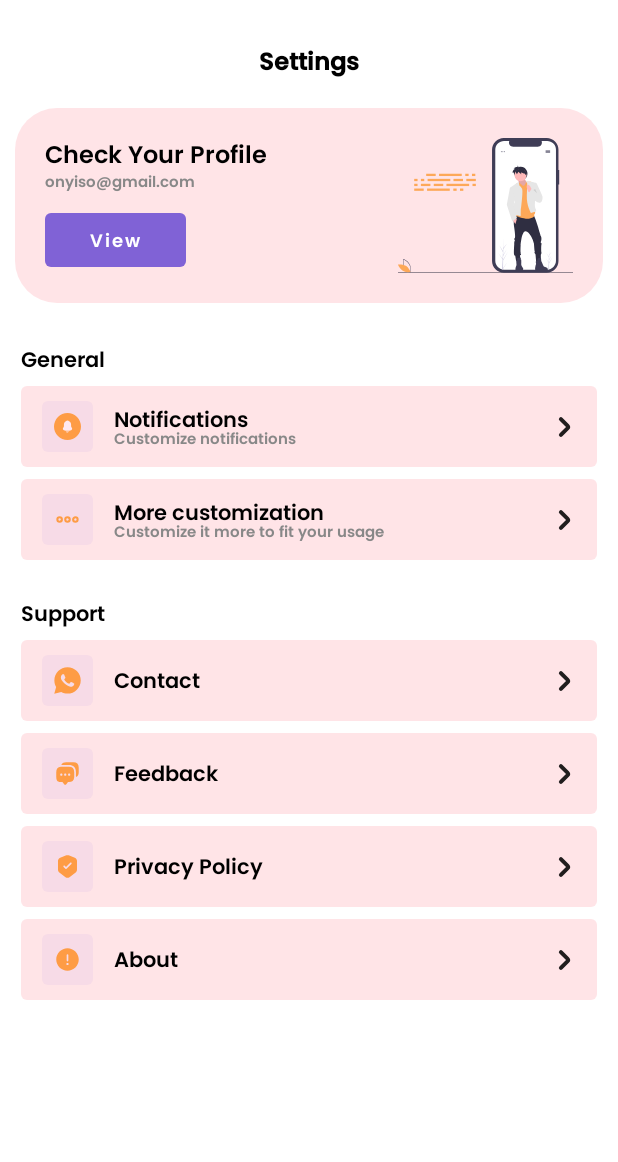
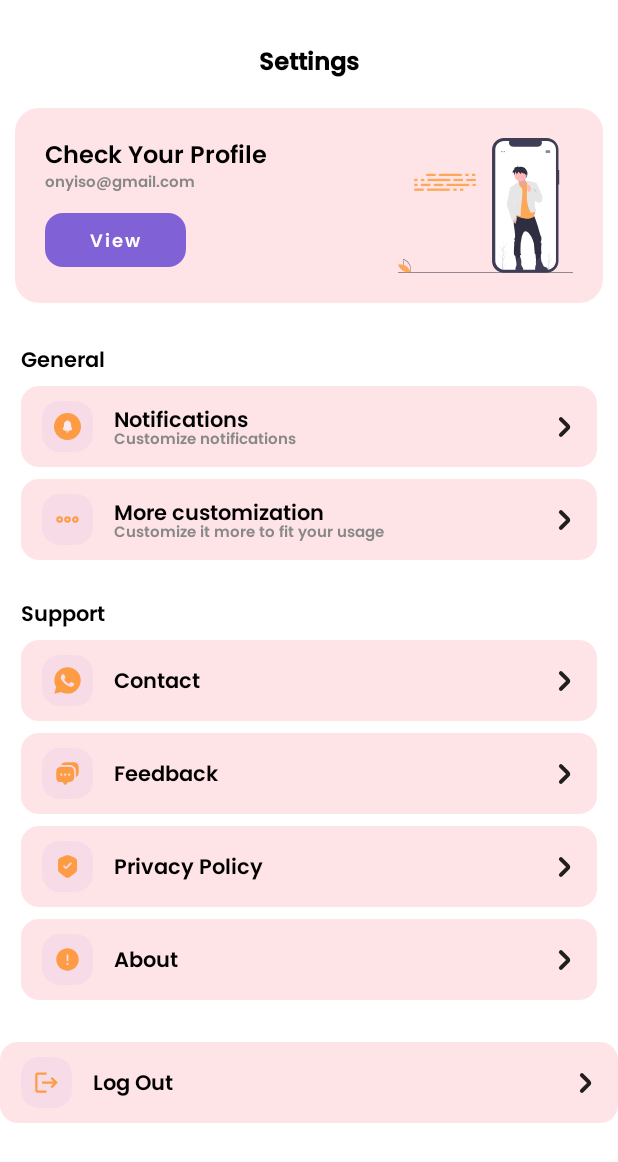
Before and after one commit to samAricha/Tek_Event_Android_Client, an Android app built with Jetpack Compose: the composable SettingsScreen shown on its own in the app's theme, on a phone screen of 412 x 824 dp. Shown: the top 1162 px of the screen. Run offline under Robolectric (Android 15) with nearby library versions, the phone set to English and light mode, and no system bars.

Commit message:
project setup

```diff
--- a/app/src/main/java/teka/android/tekeventandroidclient/presentation/attendees/AttendeesScreen.kt
+++ b/app/src/main/java/teka/android/tekeventandroidclient/presentation/attendees/AttendeesScreen.kt
@@ -65,7 +65,7 @@ fun AttendeesScreen(){
                 Icon(
                     Icons.Default.Add,
                     contentDescription = "Add Visitor",
-                    modifier = Modifier.size(38.dp),
+                    modifier = Modifier.size(28.dp),
                 tint = PrimaryColor)
             }
         }
--- a/app/src/main/java/teka/android/tekeventandroidclient/presentation/dashboard/DashboardScreen.kt
+++ b/app/src/main/java/teka/android/tekeventandroidclient/presentation/dashboard/DashboardScreen.kt
@@ -315,7 +315,7 @@ fun MultiFloatingButton(
             Icon(
                     imageVector = Icons.Default.Add,
                     contentDescription = "Download Contacts",
-                    modifier = Modifier.size(38.dp).rotate(rotate),
+                    modifier = Modifier.size(28.dp).rotate(rotate),
                     tint = PrimaryColor,
                 )
 //            Icon(
--- a/app/src/main/java/teka/android/tekeventandroidclient/presentation/guestRegistration/GuestRegistrationScreen.kt
+++ b/app/src/main/java/teka/android/tekeventandroidclient/presentation/guestRegistration/GuestRegistrationScreen.kt
@@ -32,6 +32,7 @@ import teka.android.tekeventandroidclient.presentation.sendSms.SmsViewModel
 import teka.android.tekeventandroidclient.ui.theme.Poppins
 import teka.android.tekeventandroidclient.ui.theme.PrimaryColor
 import teka.android.tekeventandroidclient.ui.theme.Shapes
+import teka.android.tekeventandroidclient.ui.theme.buttonShapes
 
 @SuppressLint("UnrememberedMutableState")
 @Composable
@@ -46,7 +47,7 @@ fun GuestRegistrationScreen(
     Column(
         modifier = Modifier
             .fillMaxSize()
-            .padding(start = 16.dp, end = 16.dp),
+            .padding(start = 8.dp, end = 8.dp),
         horizontalAlignment = Alignment.CenterHorizontally,
 //        verticalArrangement = Arrangement.Center
     ) {
@@ -170,7 +171,7 @@ fun GuestRegistrationScreen(
             shape = Shapes.large,
         )
 
-        Spacer(modifier = Modifier.height(20.dp))
+        Spacer(modifier = Modifier.height(30.dp))
 
 
 //        Button(
@@ -201,7 +202,7 @@ fun GuestRegistrationScreen(
                 contentColor = Color.White
             ),
             contentPadding = PaddingValues(vertical = 14.dp),
-            shape = Shapes.large,
+            shape = buttonShapes.large,
         ) {
             Text(text = "Save Guest", fontFamily = Poppins)
 
--- a/app/src/main/java/teka/android/tekeventandroidclient/presentation/sendSms/SendSmsScreen.kt
+++ b/app/src/main/java/teka/android/tekeventandroidclient/presentation/sendSms/SendSmsScreen.kt
@@ -10,6 +10,7 @@ import androidx.compose.foundation.layout.fillMaxWidth
 import androidx.compose.foundation.layout.height
 import androidx.compose.foundation.layout.padding
 import androidx.compose.foundation.layout.size
+import androidx.compose.foundation.lazy.LazyColumn
 import androidx.compose.foundation.text.KeyboardOptions
 import androidx.compose.material.Button
 import androidx.compose.material.ButtonDefaults
@@ -38,6 +39,7 @@ import teka.android.tekeventandroidclient.navigation.Screen
 import teka.android.tekeventandroidclient.ui.theme.Poppins
 import teka.android.tekeventandroidclient.ui.theme.PrimaryColor
 import teka.android.tekeventandroidclient.ui.theme.Shapes
+import teka.android.tekeventandroidclient.ui.theme.buttonShapes
 import teka.android.tekeventandroidclient.ui.theme.greenColor
 
 @Composable
@@ -47,31 +49,20 @@ fun SendSmsScreen(
 //    val context = LocalContext.current
     val viewModel: SmsViewModel = hiltViewModel()
 
-    Column(
+    LazyColumn(
         modifier = Modifier
             .fillMaxSize()
             .padding(all = 10.dp),
         horizontalAlignment = Alignment.CenterHorizontally,
-//        verticalArrangement = Arrangement.Center
     ) {
+
+        item {
+
             Text(
                 text = "Compose your Message",
                 fontSize = 20.sp,
                 fontWeight = FontWeight.Bold
             )
-
-//        TextField(
-//            value = viewModel.phoneNumber,
-//            onValueChange = { viewModel.phoneNumber = it },
-//            placeholder = { Text(text = "Enter your phone number") },
-//            keyboardOptions = KeyboardOptions(keyboardType = KeyboardType.Number),
-//            modifier = Modifier
-//                .padding(16.dp)
-//                .fillMaxWidth(),
-//            textStyle = TextStyle(color = Color.Black, fontSize = 15.sp),
-//            singleLine = true
-//        )
-
 
             Image(
                 painter = painterResource(id = R.drawable.access),
@@ -84,23 +75,13 @@ fun SendSmsScreen(
 
             Spacer(modifier = Modifier.height(20.dp))
 
-//        TextField(
-//            value = viewModel.message,
-//            onValueChange = { viewModel.message = it },
-//            placeholder = { Text(text = "Enter your message") },
-//            modifier = Modifier
-//                .padding(16.dp)
-//                .fillMaxWidth(),
-//            textStyle = TextStyle(color = Color.Black, fontSize = 15.sp),
-//            singleLine = false
-//        )
             OutlinedTextField(
                 value = viewModel.message,
                 onValueChange = {
                     viewModel.message = it
                 },
                 label = {
-                Text(text = "Message")
+                    Text(text = "Message", color = PrimaryColor)
                 },
                 modifier = Modifier
                     .fillMaxWidth()
@@ -108,7 +89,8 @@ fun SendSmsScreen(
                     .padding(top = 10.dp),
                 colors = TextFieldDefaults.outlinedTextFieldColors(
                     unfocusedBorderColor = PrimaryColor,
-                textColor = Color.Black
+                    textColor = PrimaryColor,
+                    focusedBorderColor = PrimaryColor
 
                 ),
                 keyboardOptions = KeyboardOptions(
@@ -119,30 +101,11 @@ fun SendSmsScreen(
                 shape = Shapes.large,
             )
 
-
-
-
             Spacer(modifier = Modifier.height(30.dp))
-
-//        Button(
-//            onClick = {
-//                viewModel.sendMessage()
-//                navController.navigate(Screen.AttendeeScreen.route)
-//            }
-//        ) {
-//            Text(
-//                text = "Send SMS",
-//                modifier = Modifier.padding(10.dp),
-//                color = Color.White,
-//                fontSize = 15.sp
-//            )
-//        }
-
 
             Button(
                 onClick = {
                     viewModel.sendMessage()
-//                navController.navigate(Screen.AttendeeScreen.route)
                 },
                 modifier = Modifier
                     .fillMaxWidth()
@@ -153,10 +116,11 @@ fun SendSmsScreen(
                     contentColor = Color.White
                 ),
                 contentPadding = PaddingValues(vertical = 14.dp),
-            shape = Shapes.large,
+                shape = buttonShapes.large,
             ) {
                 Text(text = "Send SMS", fontFamily = Poppins)
 
             }
         }
     }
+}
--- a/app/src/main/java/teka/android/tekeventandroidclient/presentation/settings/SettingsScreen.kt
+++ b/app/src/main/java/teka/android/tekeventandroidclient/presentation/settings/SettingsScreen.kt
@@ -15,6 +15,7 @@ import androidx.compose.foundation.layout.offset
 import androidx.compose.foundation.layout.padding
 import androidx.compose.foundation.layout.size
 import androidx.compose.foundation.layout.width
+import androidx.compose.foundation.lazy.LazyColumn
 import androidx.compose.material.Button
 import androidx.compose.material.ButtonDefaults
 import androidx.compose.material.Card
@@ -47,11 +48,15 @@ import teka.android.tekeventandroidclient.ui.theme.blackColor
 @OptIn(ExperimentalMaterialApi::class)
 @Composable
 fun SettingsScreen() {
-    Column() {
-        HeaderText()
-        ProfileCardUI()
-        GeneralOptionsUI()
-        SupportOptionsUI()
+    LazyColumn() {
+        item {
+            HeaderText()
+            ProfileCardUI()
+            GeneralOptionsUI()
+            SupportOptionsUI()
+            LogoutOptionsUI()
+        }
+
     }
 }
 
@@ -262,6 +267,23 @@ fun SupportOptionsUI() {
     }
 }
 
+
+@ExperimentalMaterialApi
+@Composable
+fun LogoutOptionsUI() {
+    Column(
+        modifier = Modifier
+            .padding(horizontal = 14.dp)
+            .padding(top = 20.dp)
+    ) {
+    }
+        LogOutItem(
+            icon = R.drawable.logout_orange,
+            mainText = "Log Out",
+            onClick = {}
+        )
+    }
+
 @ExperimentalMaterialApi
 @Composable
 fun SupportItem(icon: Int, mainText: String, onClick: () -> Unit) {
@@ -313,3 +335,55 @@ fun SupportItem(icon: Int, mainText: String, onClick: () -> Unit) {
         }
     }
 }
+
+@ExperimentalMaterialApi
+@Composable
+fun LogOutItem(icon: Int, mainText: String, onClick: () -> Unit) {
+    Card(
+        onClick = { onClick() },
+        backgroundColor = SecondaryVariant,
+        modifier = Modifier
+            .padding(bottom = 8.dp)
+            .fillMaxWidth(),
+        elevation = 0.dp,
+    ) {
+        Row(
+            modifier = Modifier.padding(vertical = 10.dp, horizontal = 14.dp),
+            verticalAlignment = Alignment.CenterVertically,
+            horizontalArrangement = Arrangement.SpaceBetween
+        ) {
+            Row(
+                verticalAlignment = Alignment.CenterVertically
+            ) {
+                Box(
+                    modifier = Modifier
+                        .size(34.dp)
+                        .clip(shape = Shapes.medium)
+                        .background(LightPrimaryColor)
+                ) {
+                    Icon(
+                        painter = painterResource(id = icon),
+                        contentDescription = "",
+                        tint = Color.Unspecified,
+                        modifier = Modifier.padding(8.dp)
+                    )
+                }
+
+                Spacer(modifier = Modifier.width(14.dp))
+
+                Text(
+                    text = mainText,
+                    color = blackColor,
+                    fontSize = 14.sp,
+                    fontWeight = FontWeight.Bold,
+                )
+            }
+            Icon(
+                painter = painterResource(id = R.drawable.ic_right_arrow),
+                contentDescription = "",
+                modifier = Modifier.size(16.dp)
+            )
+
+        }
+    }
+}
--- a/app/src/main/java/teka/android/tekeventandroidclient/ui/theme/Shape.kt
+++ b/app/src/main/java/teka/android/tekeventandroidclient/ui/theme/Shape.kt
@@ -3,8 +3,15 @@ package teka.android.tekeventandroidclient.ui.theme
 import androidx.compose.foundation.shape.RoundedCornerShape
 import androidx.compose.material.Shapes
 import androidx.compose.ui.unit.dp
+val Shapes = Shapes(
+    small = RoundedCornerShape(4.dp),
+    medium = RoundedCornerShape(12.dp),
+    large = RoundedCornerShape(16.dp)
+)
 
-val Shapes = Shapes(
+
+
+val buttonShapes = Shapes(
     small = RoundedCornerShape(4.dp),
     medium = RoundedCornerShape(4.dp),
     large = RoundedCornerShape(
--- /dev/null
+++ b/app/src/main/res/drawable/logout_orange.xml
@@ -0,0 +1,5 @@
+<vector android:autoMirrored="true" android:height="24dp"
+    android:tint="#FE9C45" android:viewportHeight="24"
+    android:viewportWidth="24" android:width="24dp" xmlns:android="http://schemas.android.com/apk/res/android">
+    <path android:fillColor="@android:color/white" android:pathData="M17,7l-1.41,1.41L18.17,11H8v2h10.17l-2.58,2.58L17,17l5,-5zM4,5h8V3H4c-1.1,0 -2,0.9 -2,2v14c0,1.1 0.9,2 2,2h8v-2H4V5z"/>
+</vector>
```
Lines whose indentation alone changed are shown as unchanged.
